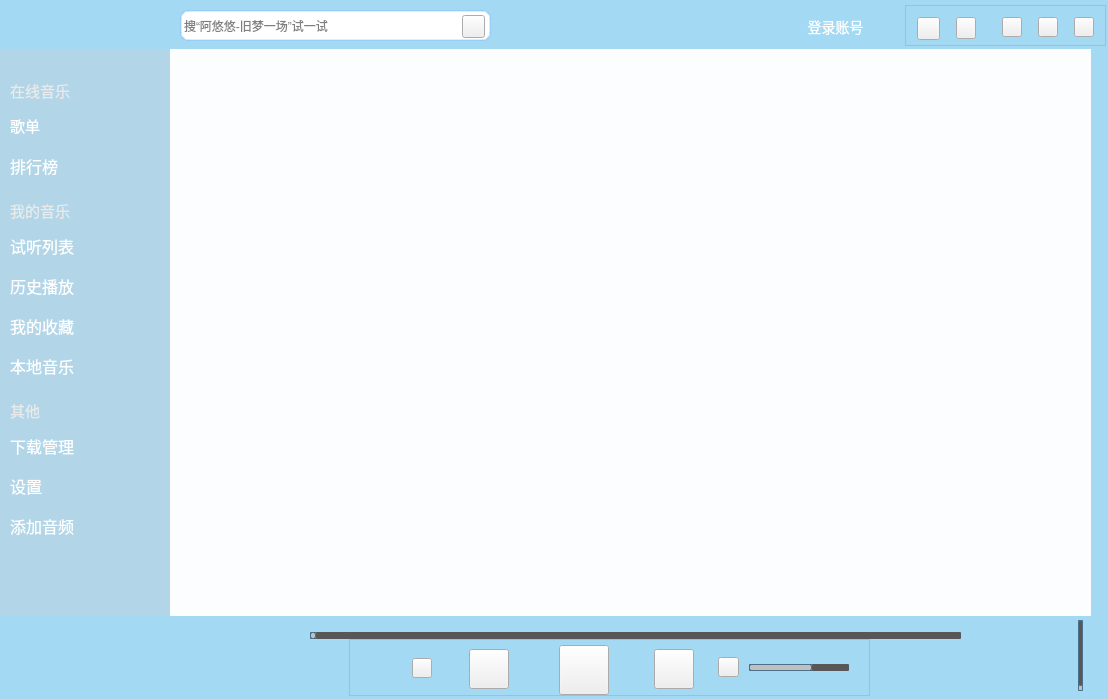
Old version of the form mainwindow.ui in the repository HuaGouFdog/FdogMusicPlayer.
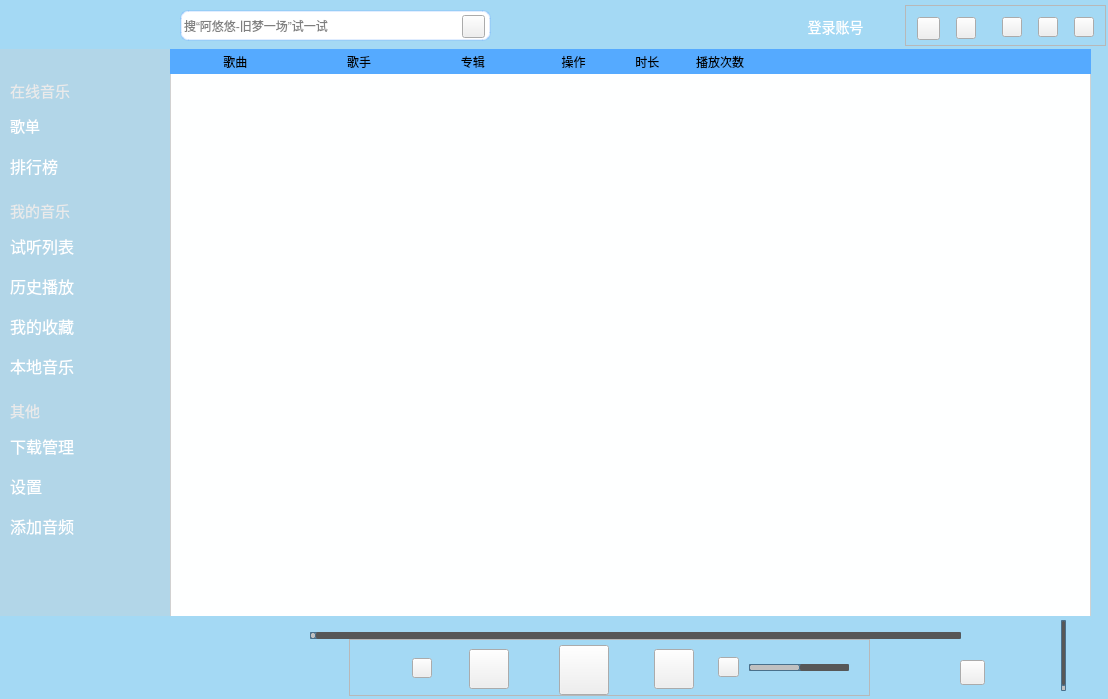
New version of the form. The open tabs and pages were chosen to show the change. Icons and pictures are not drawn.

What changed in the file:
```diff
--- a/mainwindow.ui
+++ b/mainwindow.ui
@@ -14,7 +14,7 @@
    <string>旭听音乐</string>
   </property>
   <property name="windowIcon">
-   <iconset resource="lib.qrc">
+   <iconset>
     <normaloff>:/lib/yinyue.png</normaloff>:/lib/yinyue.png</iconset>
   </property>
   <property name="styleSheet">
@@ -378,7 +378,7 @@
 }</string>
      </property>
      <property name="value">
-      <number>63</number>
+      <number>50</number>
      </property>
      <property name="orientation">
       <enum>Qt::Horizontal</enum>
@@ -466,7 +466,7 @@
       </size>
      </property>
      <property name="styleSheet">
-      <string notr="true">border-image: url(:/lib/1zantingtingzhi.png);</string>
+      <string notr="true">border-image: url(:/lib/1bofang.png);</string>
      </property>
      <property name="text">
       <string/>
@@ -666,7 +666,7 @@
    <widget class="QLabel" name="label_7">
     <property name="geometry">
      <rect>
-      <x>1037</x>
+      <x>1020</x>
       <y>660</y>
       <width>25</width>
       <height>25</height>
@@ -781,9 +781,9 @@
    <widget class="QSlider" name="verticalSlider">
     <property name="geometry">
      <rect>
-      <x>1070</x>
+      <x>1055</x>
       <y>620</y>
-      <width>21</width>
+      <width>16</width>
       <height>71</height>
      </rect>
     </property>
@@ -951,7 +951,7 @@
      <string>歌单</string>
     </property>
     <property name="icon">
-     <iconset resource="lib.qrc">
+     <iconset>
       <normaloff>:/lib/gedan_1.png</normaloff>:/lib/gedan_1.png</iconset>
     </property>
    </widget>
@@ -989,7 +989,7 @@
      <string>排行榜</string>
     </property>
     <property name="icon">
-     <iconset resource="lib.qrc">
+     <iconset>
       <normaloff>:/lib/paihangbang.png</normaloff>:/lib/paihangbang.png</iconset>
     </property>
    </widget>
@@ -1027,7 +1027,7 @@
      <string>试听列表</string>
     </property>
     <property name="icon">
-     <iconset resource="lib.qrc">
+     <iconset>
       <normaloff>:/lib/gedan.png</normaloff>:/lib/gedan.png</iconset>
     </property>
    </widget>
@@ -1065,7 +1065,7 @@
      <string>我的收藏</string>
     </property>
     <property name="icon">
-     <iconset resource="lib.qrc">
+     <iconset>
       <normaloff>:/lib/love.png</normaloff>:/lib/love.png</iconset>
     </property>
    </widget>
@@ -1103,7 +1103,7 @@
      <string>本地音乐</string>
     </property>
     <property name="icon">
-     <iconset resource="lib.qrc">
+     <iconset>
       <normaloff>:/lib/bendi.png</normaloff>:/lib/bendi.png</iconset>
     </property>
     <property name="iconSize">
@@ -1147,7 +1147,7 @@
      <string>下载管理</string>
     </property>
     <property name="icon">
-     <iconset resource="lib.qrc">
+     <iconset>
       <normaloff>:/lib/xiazai.png</normaloff>:/lib/xiazai.png</iconset>
     </property>
    </widget>
@@ -1185,7 +1185,7 @@
      <string>设置</string>
     </property>
     <property name="icon">
-     <iconset resource="lib.qrc">
+     <iconset>
       <normaloff>:/lib/shezhi.png</normaloff>:/lib/shezhi.png</iconset>
     </property>
    </widget>
@@ -1223,7 +1223,7 @@
      <string>添加音频</string>
     </property>
     <property name="icon">
-     <iconset resource="lib.qrc">
+     <iconset>
       <normaloff>:/lib/add.png</normaloff>:/lib/add.png</iconset>
     </property>
    </widget>
@@ -1261,7 +1261,7 @@
      <string>历史播放</string>
     </property>
     <property name="icon">
-     <iconset resource="lib.qrc">
+     <iconset>
       <normaloff>:/lib/lishijilu.png</normaloff>:/lib/lishijilu.png</iconset>
     </property>
     <property name="iconSize">
@@ -1755,9 +1755,12 @@
         <x>70</x>
         <y>50</y>
         <width>781</width>
-        <height>171</height>
+        <height>61</height>
        </rect>
       </property>
+      <property name="text">
+       <string>排行榜</string>
+      </property>
      </widget>
      <widget class="QListWidget" name="listWidget">
       <property name="geometry">
@@ -1842,10 +1845,10 @@
      <widget class="QPlainTextEdit" name="plainTextEdit">
       <property name="geometry">
        <rect>
-        <x>480</x>
-        <y>240</y>
-        <width>151</width>
-        <height>20</height>
+        <x>60</x>
+        <y>129</y>
+        <width>571</width>
+        <height>131</height>
        </rect>
       </property>
       <property name="styleSheet">
@@ -1857,7 +1860,37 @@
      </widget>
     </widget>
     <widget class="QWidget" name="page_5"/>
-    <widget class="QWidget" name="page_6"/>
+    <widget class="QWidget" name="page_6">
+     <widget class="QTableWidget" name="tableWidget_2">
+      <property name="geometry">
+       <rect>
+        <x>0</x>
+        <y>20</y>
+        <width>921</width>
+        <height>551</height>
+       </rect>
+      </property>
+      <attribute name="horizontalHeaderStretchLastSection">
+       <bool>true</bool>
+      </attribute>
+     </widget>
+     <widget class="QLabel" name="label_30">
+      <property name="geometry">
+       <rect>
+        <x>0</x>
+        <y>0</y>
+        <width>922</width>
+        <height>25</height>
+       </rect>
+      </property>
+      <property name="styleSheet">
+       <string notr="true">background-color: rgb(85, 170, 255);</string>
+      </property>
+      <property name="text">
+       <string>                歌曲                              歌手                           专辑                       操作               时长           播放次数</string>
+      </property>
+     </widget>
+    </widget>
     <widget class="QWidget" name="page_7"/>
     <widget class="QWidget" name="page_8"/>
     <widget class="QWidget" name="page_9"/>
@@ -1905,6 +1938,22 @@
      <string/>
     </property>
    </widget>
+   <widget class="QPushButton" name="pushButton_8">
+    <property name="geometry">
+     <rect>
+      <x>960</x>
+      <y>660</y>
+      <width>25</width>
+      <height>25</height>
+     </rect>
+    </property>
+    <property name="styleSheet">
+     <string notr="true">border-image: url(:/lib/jijianmoshi.png);</string>
+    </property>
+    <property name="text">
+     <string/>
+    </property>
+   </widget>
    <zorder>label_3</zorder>
    <zorder>label_16</zorder>
    <zorder>frame_4</zorder>
@@ -1937,6 +1986,7 @@
    <zorder>label_15</zorder>
    <zorder>stackedWidget</zorder>
    <zorder>pushButton_17</zorder>
+   <zorder>pushButton_8</zorder>
   </widget>
  </widget>
  <layoutdefault spacing="6" margin="11"/>
```
Left out of the diff: 4 changed lines with no effect on the pictures.
